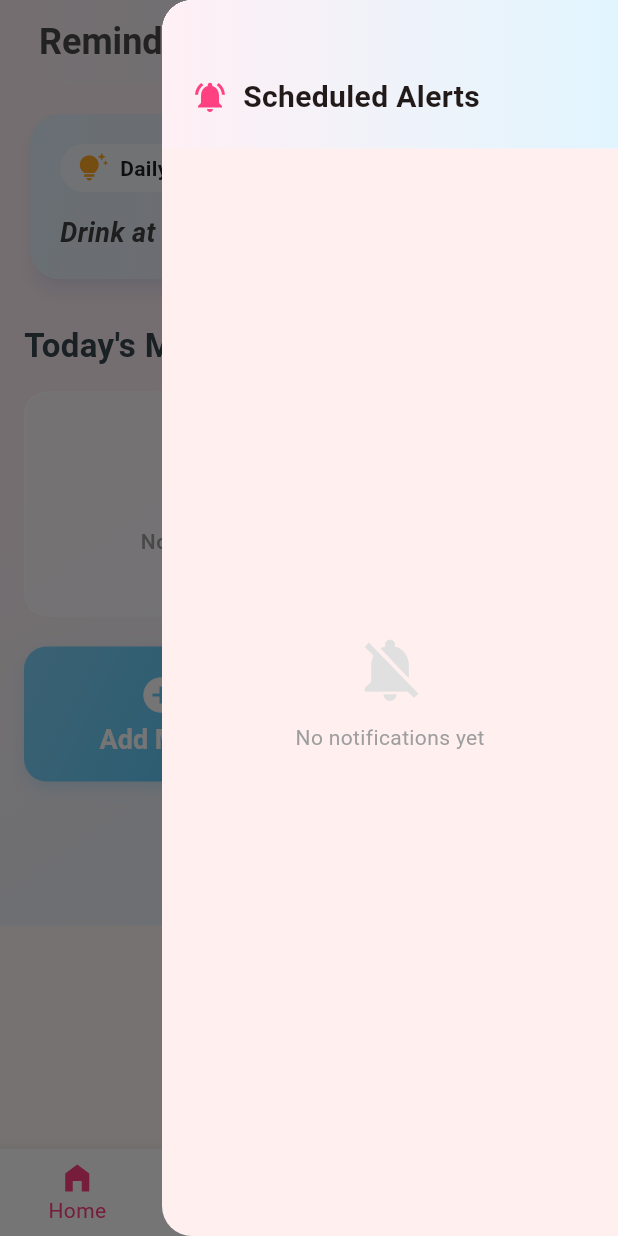
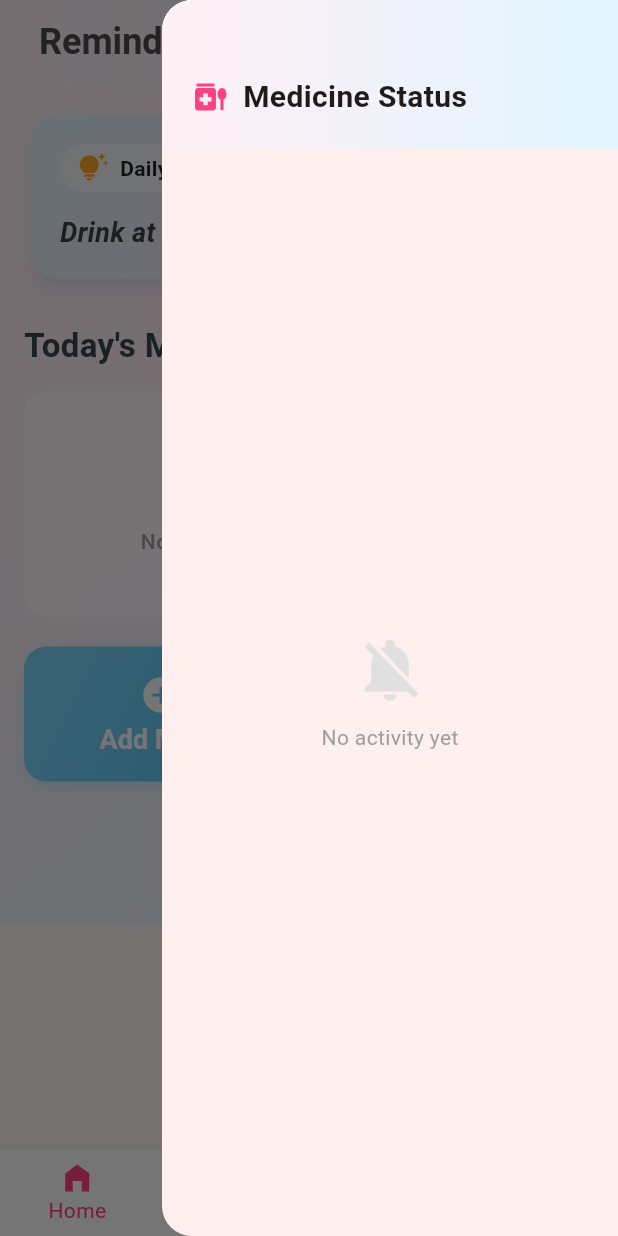
Before and after one commit to Neerume/RemindMe-Medicine-Reminder-, a Flutter app: the DashboardScreen screen opened by its route, after a tap on the "notifications active" icon, on a phone screen of 412 x 824 dp. Run offline on Flutter 3.47's test engine with Material 3 defaults, Android fonts, the phone set to English and light mode, and no system bars; our stand-ins replace app_links, audioplayers, firebase_auth, firebase_core, flutter_local_notifications, flutter_timezone and 6 more; missing offline and left inert: gal; accounts and stored records are empty; network calls fail.

Commit message:
Fixed dashboard notifications and activity log privacy

```diff
--- a/lib/View/dashboard_screen.dart
+++ b/lib/View/dashboard_screen.dart
@@ -1,6 +1,8 @@
-import 'dart:async'; // Required for Timer
+import 'dart:async';
 import 'dart:io';
 import 'package:flutter/material.dart';
+
+// --- Imports ---
 import '../routes.dart';
 import 'view_all_medicine.dart';
 import 'caregiver_screen.dart';
@@ -9,29 +11,15 @@ import '../services/medicine_history_service.dart';
 import '../Controller/medicineController.dart';
 import '../Model/medicine.dart';
 import '../services/notification_service.dart';
-
-// --- 1. Notification Model ---
-class NotificationEntry {
-  final String id;
-  final String title;
-  final String message;
-  final String time;
-
-  NotificationEntry({
-    required this.id,
-    required this.title,
-    required this.message,
-    required this.time,
-  });
-}
+// IMPORANT: This imports the shared model we just created
+import '../services/activity_log_service.dart';
 
 class DashboardScreen extends StatefulWidget {
-  // FIX: Added initialIndex parameter to support redirection from Invite Screen
   final int initialIndex;
 
   const DashboardScreen({
     super.key,
-    this.initialIndex = 0, // Default to 0 (Home)
+    this.initialIndex = 0,
   });
 
   @override
@@ -39,30 +27,26 @@ class DashboardScreen extends StatefulWidget {
 }
 
 class _DashboardScreenState extends State<DashboardScreen> {
-  // Key to control the drawer
   final GlobalKey<ScaffoldState> _scaffoldKey = GlobalKey<ScaffoldState>();
 
   int _selectedIndex = 0;
   Key _homeKey = UniqueKey();
   late final List<Widget> _widgetOptions;
 
-  // List to hold notifications for the UI Drawer
+  // This list now uses the Shared Model from the Service
   List<NotificationEntry> _notifications = [];
 
   @override
   void initState() {
     super.initState();
-
-    // FIX: Set the starting tab based on what was passed (e.g., from Invite Screen)
     _selectedIndex = widget.initialIndex;
-
     _initializeNotifications();
 
-    // Initialize screens
     _widgetOptions = <Widget>[
       _HomeContent(
         key: _homeKey,
-        onMedicinesLoaded: _updateNotificationsFromMedicines,
+        onMedicineAction: _handleMedicineAction,
+        onMedicinesLoaded: _updateData,
       ),
       const ViewAllMedicinesScreen(),
       const CaregiverScreen(),
@@ -74,23 +58,75 @@ class _DashboardScreenState extends State<DashboardScreen> {
     await NotificationService.requestPermissions();
   }
 
-  Future<void> _updateNotificationsFromMedicines(
-      List<Medicine> medicines) async {
+  // --- DATA LOADING LOGIC ---
+
+  Future<void> _updateData(List<Medicine> medicines) async {
+    // 1. Re-schedule alarms
     await NotificationService.cancelAll();
     for (var med in medicines) {
       await NotificationService.scheduleMedicineReminder(med);
     }
 
+    List<NotificationEntry> tempList = [];
+
+    // 2. LOAD HISTORY (Taken/Skipped/Snoozed) from the Service
+    try {
+      final historyLogs = await ActivityLogService.getLogs();
+      tempList.addAll(historyLogs);
+    } catch (e) {
+      debugPrint("Error loading history: $e");
+    }
+
+    // 3. ADD SCHEDULED ALARMS
+    // Create temporary entries for upcoming scheduled medicines
+    for (var med in medicines) {
+      tempList.add(NotificationEntry(
+        id: "sched_${med.id}",
+        title: "Scheduled",
+        message: "Reminder for ${med.name}",
+        time: med.time,
+        type: NotificationType.scheduled,
+      ));
+    }
+
     if (mounted) {
       setState(() {
-        _notifications = medicines.map((med) {
-          return NotificationEntry(
-            id: med.id.toString(),
-            title: "Alarm Set",
-            message: "Pop-up scheduled for ${med.name}",
-            time: med.time,
-          );
-        }).toList();
+        _notifications = tempList;
+      });
+    }
+  }
+
+  // --- IMMEDIATE UI UPDATE (When clicking buttons on Home) ---
+  void _handleMedicineAction(
+      String actionType, String medicineName, String time) async {
+    NotificationType type = NotificationType.taken;
+    String title = "Medicine Taken";
+    String message = "You took $medicineName";
+
+    if (actionType.toLowerCase() == "skipped") {
+      type = NotificationType.skipped;
+      title = "Medicine Skipped";
+      message = "You skipped $medicineName";
+    } else if (actionType.toLowerCase() == "snoozed") {
+      type = NotificationType.snoozed;
+      title = "Alarm Snoozed";
+      message = "Snoozed $medicineName";
+    }
+
+    final newEntry = NotificationEntry(
+      id: DateTime.now().millisecondsSinceEpoch.toString(),
+      title: title,
+      message: message,
+      time: time,
+      type: type,
+    );
+
+    // Save to Service so it persists
+    await ActivityLogService.addLog(newEntry);
+
+    if (mounted) {
+      setState(() {
+        _notifications.insert(0, newEntry);
       });
     }
   }
@@ -99,23 +135,17 @@ class _DashboardScreenState extends State<DashboardScreen> {
     setState(() {
       _notifications.removeAt(index);
     });
-    ScaffoldMessenger.of(context).showSnackBar(
-      const SnackBar(
-        content: Text("Notification removed from list"),
-        duration: Duration(seconds: 1),
-      ),
-    );
   }
 
   void _onItemTapped(int index) {
     setState(() {
       _selectedIndex = index;
-      // If tapping Home (index 0), refresh the home key to reload data
       if (index == 0) {
         _homeKey = UniqueKey();
         _widgetOptions[0] = _HomeContent(
           key: _homeKey,
-          onMedicinesLoaded: _updateNotificationsFromMedicines,
+          onMedicineAction: _handleMedicineAction,
+          onMedicinesLoaded: _updateData,
         );
       }
     });
@@ -127,7 +157,7 @@ class _DashboardScreenState extends State<DashboardScreen> {
 
     return Scaffold(
       key: _scaffoldKey,
-      extendBodyBehindAppBar: false,
+      // --- DRAWER UI (Matches Screenshot) ---
       endDrawer: Drawer(
         shape: const RoundedRectangleBorder(
           borderRadius: BorderRadius.only(
@@ -145,10 +175,10 @@ class _DashboardScreenState extends State<DashboardScreen> {
               ),
               child: const Row(
                 children: [
-                  Icon(Icons.notifications_active, color: Colors.pinkAccent),
+                  Icon(Icons.medication_liquid, color: Colors.pinkAccent),
                   SizedBox(width: 10),
                   Text(
-                    "Scheduled Alerts",
+                    "Medicine Status",
                     style: TextStyle(fontSize: 20, fontWeight: FontWeight.bold),
                   ),
                 ],
@@ -163,7 +193,7 @@ class _DashboardScreenState extends State<DashboardScreen> {
                           Icon(Icons.notifications_off,
                               size: 50, color: Colors.grey[300]),
                           const SizedBox(height: 10),
-                          Text("No notifications yet",
+                          Text("No activity yet",
                               style: TextStyle(color: Colors.grey[500])),
                         ],
                       ),
@@ -172,53 +202,87 @@ class _DashboardScreenState extends State<DashboardScreen> {
                       padding: EdgeInsets.zero,
                       itemCount: _notifications.length,
                       separatorBuilder: (context, index) =>
-                          const Divider(height: 1),
+                          const Divider(height: 1, color: Colors.black12),
                       itemBuilder: (context, index) {
                         final note = _notifications[index];
+
+                        // --- ICON & COLOR LOGIC (Exact match for screenshot) ---
+                        IconData icon;
+                        Color iconColor;
+                        Color circleColor;
+
+                        switch (note.type) {
+                          case NotificationType.taken:
+                            icon = Icons.check;
+                            iconColor = Colors.white;
+                            circleColor = Colors.green; // Green Circle
+                            break;
+                          case NotificationType.skipped:
+                            icon = Icons.close;
+                            iconColor = Colors.white;
+                            circleColor = Colors.redAccent; // Red Circle
+                            break;
+                          case NotificationType.snoozed:
+                            icon = Icons.snooze;
+                            iconColor = Colors.orange;
+                            circleColor = Colors.white;
+                            break;
+                          case NotificationType.scheduled:
+                          default:
+                            icon = Icons.alarm;
+                            iconColor = Colors.blue;
+                            circleColor = Colors.blue.withOpacity(0.1);
+                            break;
+                        }
+
+                        // Build the leading widget
+                        Widget leadingIcon;
+                        if (note.type == NotificationType.snoozed) {
+                          // Special style for Snoozed (Orange icon, white bg)
+                          leadingIcon = Container(
+                            width: 45,
+                            height: 45,
+                            decoration: BoxDecoration(
+                                shape: BoxShape.circle,
+                                color: Colors.white,
+                                border: Border.all(
+                                    color: Colors.orange.withOpacity(0.3),
+                                    width: 2)),
+                            child: Icon(icon, color: iconColor, size: 24),
+                          );
+                        } else {
+                          // Standard style (Filled circle)
+                          leadingIcon = CircleAvatar(
+                            backgroundColor: circleColor,
+                            radius: 22,
+                            child: Icon(icon, color: iconColor, size: 24),
+                          );
+                        }
+
                         return ListTile(
                           contentPadding: const EdgeInsets.symmetric(
-                              horizontal: 16, vertical: 8),
-                          leading: CircleAvatar(
-                            backgroundColor: Colors.blue[50],
-                            child: const Icon(Icons.alarm_on,
-                                color: Colors.blueAccent, size: 20),
-                          ),
+                              horizontal: 16, vertical: 12),
+                          leading: leadingIcon,
                           title: Text(note.title,
-                              style:
-                                  const TextStyle(fontWeight: FontWeight.bold)),
+                              style: const TextStyle(
+                                  fontWeight: FontWeight.bold, fontSize: 16)),
                           subtitle: Column(
                             crossAxisAlignment: CrossAxisAlignment.start,
                             children: [
-                              Text(note.message),
+                              const SizedBox(height: 4),
+                              Text(note.message,
+                                  style:
+                                      const TextStyle(color: Colors.black87)),
+                              const SizedBox(height: 4),
                               Text(note.time,
                                   style: TextStyle(
                                       fontSize: 12, color: Colors.grey[500])),
                             ],
                           ),
-                          trailing: PopupMenuButton<String>(
-                            icon:
-                                const Icon(Icons.more_vert, color: Colors.grey),
-                            onSelected: (value) {
-                              if (value == 'delete') {
-                                _deleteNotification(index);
-                              }
-                            },
-                            itemBuilder: (BuildContext context) {
-                              return [
-                                const PopupMenuItem<String>(
-                                  value: 'delete',
-                                  child: Row(
-                                    children: [
-                                      Icon(Icons.delete_outline,
-                                          color: Colors.red, size: 20),
-                                      SizedBox(width: 10),
-                                      Text('Delete',
-                                          style: TextStyle(color: Colors.red)),
-                                    ],
-                                  ),
-                                ),
-                              ];
-                            },
+                          trailing: IconButton(
+                            icon: const Icon(Icons.close,
+                                size: 20, color: Colors.grey),
+                            onPressed: () => _deleteNotification(index),
                           ),
                         );
                       },
@@ -319,8 +383,12 @@ class _DashboardScreenState extends State<DashboardScreen> {
 
 class _HomeContent extends StatefulWidget {
   final Function(List<Medicine>)? onMedicinesLoaded;
+  // Callback to update drawer from Home
+  final Function(String action, String medicineName, String time)?
+      onMedicineAction;
 
-  const _HomeContent({super.key, this.onMedicinesLoaded});
+  const _HomeContent(
+      {super.key, this.onMedicinesLoaded, this.onMedicineAction});
 
   @override
   State<_HomeContent> createState() => _HomeContentState();
@@ -330,41 +398,15 @@ class _HomeContentState extends State<_HomeContent> {
   final MedicineController _medicineController = MedicineController();
   late Future<List<Medicine>> _medicinesFuture;
 
-  // Health Quote Logic
   int _currentQuoteIndex = 0;
   Timer? _quoteTimer;
 
   final List<String> _healthQuotes = [
     "Drink at least 8 glasses of water a day.",
     "A good laugh and a long sleep are the best cures.",
-    "Early to bed and early to rise makes you healthy.",
     "Take your medicines on time for better results.",
     "A 30-minute walk everyday keeps the heart strong.",
     "Eat more fruits and vegetables.",
-    "Stay hydrated to maintain energy levels.",
-    "Limit sugar intake for a healthier life.",
-    "Stretching daily improves flexibility.",
-    "Mental health is as important as physical health.",
-    "Wash your hands properly before eating.",
-    "Get regular check-ups with your doctor.",
-    "Limit salt intake to manage blood pressure.",
-    "Fiber-rich foods aid in digestion.",
-    "Sunshine is a great source of Vitamin D.",
-    "Manage stress with deep breathing exercises.",
-    "Avoid smoking and alcohol.",
-    "Maintain a healthy weight for your age.",
-    "Connect with loved ones to stay happy.",
-    "Read a book to keep the mind sharp.",
-    "Wear comfortable shoes to prevent falls.",
-    "Protect your skin from excessive sun.",
-    "Practice good posture while sitting.",
-    "Eat calcium-rich foods for strong bones.",
-    "Listen to your body signals.",
-    "A balanced diet is the key to longevity.",
-    "Keep your living space clean and airy.",
-    "Brush your teeth twice a day.",
-    "Positive thoughts create a positive life.",
-    "Your health is your greatest wealth."
   ];
 
   @override
@@ -398,16 +440,15 @@ class _HomeContentState extends State<_HomeContent> {
 
   @override
   Widget build(BuildContext context) {
-    // Get screen height to calculate the "max height" for the list
     final screenHeight = MediaQuery.of(context).size.height;
 
     return SingleChildScrollView(
-      physics: const ClampingScrollPhysics(), // Keeps page stable
+      physics: const ClampingScrollPhysics(),
       padding: const EdgeInsets.all(16.0),
       child: Column(
         crossAxisAlignment: CrossAxisAlignment.start,
         children: [
-          // --- 1. HEALTH QUOTE (Fixed at Top) ---
+          // --- HEALTH QUOTE ---
           TweenAnimationBuilder(
             duration: const Duration(seconds: 1),
             tween: Tween<double>(begin: 0.8, end: 1),
@@ -416,7 +457,7 @@ class _HomeContentState extends State<_HomeContent> {
                 Transform.scale(scale: value, child: child),
             child: Card(
               elevation: 5,
-              shadowColor: Colors.blueAccent.withValues(alpha: 0.2),
+              shadowColor: Colors.blueAccent.withOpacity(0.2),
               shape: RoundedRectangleBorder(
                   borderRadius: BorderRadius.circular(20)),
               child: Container(
@@ -437,7 +478,7 @@ class _HomeContentState extends State<_HomeContent> {
                       padding: const EdgeInsets.symmetric(
                           horizontal: 12, vertical: 6),
                       decoration: BoxDecoration(
-                        color: Colors.white.withValues(alpha: 0.6),
+                        color: Colors.white.withOpacity(0.6),
                         borderRadius: BorderRadius.circular(20),
                       ),
                       child: Row(
@@ -498,7 +539,7 @@ class _HomeContentState extends State<_HomeContent> {
           ),
           const SizedBox(height: 15),
 
-          // --- 2. MEDICINE LIST (Constrained Height Area) ---
+          // --- MEDICINE LIST ---
           FutureBuilder<List<Medicine>>(
             future: _medicinesFuture,
             builder: (context, snapshot) {
@@ -515,15 +556,14 @@ class _HomeContentState extends State<_HomeContent> {
                   height: 150,
                   padding: const EdgeInsets.all(20),
                   decoration: BoxDecoration(
-                      color: Colors.white.withValues(alpha: 0.6),
+                      color: Colors.white.withOpacity(0.6),
                       borderRadius: BorderRadius.circular(15),
-                      border: Border.all(
-                          color: Colors.white.withValues(alpha: 0.5))),
+                      border: Border.all(color: Colors.white.withOpacity(0.5))),
                   child: Column(
                     mainAxisAlignment: MainAxisAlignment.center,
                     children: [
                       Icon(Icons.check_circle_outline,
-                          size: 40, color: Colors.green.withValues(alpha: 0.5)),
+                          size: 40, color: Colors.green.withOpacity(0.5)),
                       const SizedBox(height: 10),
                       const Text("No medicines scheduled for today.",
                           style: TextStyle(
@@ -537,8 +577,8 @@ class _HomeContentState extends State<_HomeContent> {
 
               return ConstrainedBox(
                 constraints: BoxConstraints(
-                  minHeight: 100, // Always show at least this much
-                  maxHeight: screenHeight * 0.45, // Cap height at 45% of screen
+                  minHeight: 100,
+                  maxHeight: screenHeight * 0.45,
                 ),
                 child: Container(
                   decoration: BoxDecoration(
@@ -566,7 +606,7 @@ class _HomeContentState extends State<_HomeContent> {
 
           const SizedBox(height: 20),
 
-          // --- 3. ACTION BUTTONS ---
+          // --- ACTION BUTTONS ---
           Row(
             mainAxisAlignment: MainAxisAlignment.spaceEvenly,
             children: [
@@ -603,7 +643,7 @@ class _HomeContentState extends State<_HomeContent> {
           Transform.translate(offset: offset, child: child),
       child: Card(
         elevation: 3,
-        shadowColor: Colors.grey.withValues(alpha: 0.2),
+        shadowColor: Colors.grey.withOpacity(0.2),
         margin: const EdgeInsets.only(bottom: 12),
         shape: RoundedRectangleBorder(borderRadius: BorderRadius.circular(15)),
         child: InkWell(
@@ -647,12 +687,31 @@ class _HomeContentState extends State<_HomeContent> {
                 ),
                 InkWell(
                   onTap: () async {
+                    // 1. Add to Database History
                     await MedicineHistoryService.addMedicineRecord(
                         MedicineRecord(
                             medicineName: medicine.name,
                             time: medicine.time,
                             dosage: medicine.dose,
                             dateTaken: DateTime.now()));
+
+                    // 2. Add to Activity Log (Critical for the drawer)
+                    final timeStr =
+                        "${DateTime.now().hour}:${DateTime.now().minute.toString().padLeft(2, '0')}";
+                    final entry = NotificationEntry(
+                        id: DateTime.now().millisecondsSinceEpoch.toString(),
+                        title: "Medicine Taken",
+                        message: "You took ${medicine.name}",
+                        time: timeStr,
+                        type: NotificationType.taken);
+
+                    await ActivityLogService.addLog(entry);
+
+                    // 3. Update Drawer Immediately
+                    if (widget.onMedicineAction != null) {
+                      widget.onMedicineAction!("Taken", medicine.name, timeStr);
+                    }
+
                     ScaffoldMessenger.of(context).showSnackBar(
                         SnackBar(content: Text('${medicine.name} taken!')));
                   },
@@ -707,7 +766,7 @@ class _HomeContentState extends State<_HomeContent> {
                             borderRadius: BorderRadius.circular(20),
                             boxShadow: [
                               BoxShadow(
-                                  color: Colors.black.withValues(alpha: 0.05),
+                                  color: Colors.black.withOpacity(0.05),
                                   blurRadius: 10)
                             ],
                           ),
@@ -770,7 +829,7 @@ class _HomeContentState extends State<_HomeContent> {
       child: Container(
         padding: const EdgeInsets.symmetric(horizontal: 16, vertical: 12),
         decoration: BoxDecoration(
-            color: Colors.white.withValues(alpha: 0.7),
+            color: Colors.white.withOpacity(0.7),
             borderRadius: BorderRadius.circular(12)),
         child: Row(
           children: [
@@ -794,7 +853,7 @@ class _HomeContentState extends State<_HomeContent> {
         borderRadius: BorderRadius.circular(15),
         boxShadow: [
           BoxShadow(
-              color: colors[0].withValues(alpha: 0.3),
+              color: colors[0].withOpacity(0.3),
               blurRadius: 8,
               offset: const Offset(0, 4))
         ],
--- a/lib/services/activity_log_service.dart
+++ b/lib/services/activity_log_service.dart
@@ -1,15 +1,17 @@
-import 'package:flutter/material.dart';
+import 'dart:convert';
+import 'package:shared_preferences/shared_preferences.dart';
+import 'package:firebase_auth/firebase_auth.dart'; // ✅ Required for privacy
 
-// 1. Define the Enum for Type
-enum NotificationType { snoozed, taken, skipped }
+// 1. Shared Enum
+enum NotificationType { taken, skipped, snoozed, scheduled }
 
-// 2. Define the Entry Model
+// 2. Shared Model
 class NotificationEntry {
   final String id;
   final String title;
   final String message;
   final String time;
-  final NotificationType type; // This fixes the "type not defined" error
+  final NotificationType type;
 
   NotificationEntry({
     required this.id,
@@ -18,16 +20,68 @@ class NotificationEntry {
     required this.time,
     required this.type,
   });
+
+  Map<String, dynamic> toJson() => {
+        'id': id,
+        'title': title,
+        'message': message,
+        'time': time,
+        'type': type.index,
+      };
+
+  factory NotificationEntry.fromJson(Map<String, dynamic> json) {
+    return NotificationEntry(
+      id: json['id'],
+      title: json['title'],
+      message: json['message'],
+      time: json['time'],
+      type: NotificationType.values[json['type']],
+    );
+  }
 }
 
-// 3. Define the Service to manage the list
+// 3. Service with USER PRIVACY FIX
 class ActivityLogService {
-  // Using a static list so data persists while the app is running
-  static final List<NotificationEntry> _logs = [];
+  // ✅ FIX: Generate a unique key based on the logged-in User ID
+  static String? _getUserKey() {
+    final user = FirebaseAuth.instance.currentUser;
+    if (user == null) return null; // If no user is logged in, return null
+    return 'activity_logs_${user.uid}'; // e.g. "activity_logs_abc123"
+  }
 
-  static List<NotificationEntry> get logs => List.unmodifiable(_logs);
+  // Save a log (Specific to the current user)
+  static Future<void> addLog(NotificationEntry entry) async {
+    final key = _getUserKey();
+    if (key == null) return; // Safety check
 
-  static void addLog(NotificationEntry entry) {
-    _logs.insert(0, entry); // Add to the top of the list
+    final prefs = await SharedPreferences.getInstance();
+    List<String> logs = prefs.getStringList(key) ?? [];
+
+    // Add new log to the start
+    logs.insert(0, jsonEncode(entry.toJson()));
+
+    // Limit to 50 items to save space
+    if (logs.length > 50) logs = logs.sublist(0, 50);
+
+    await prefs.setStringList(key, logs);
+  }
+
+  // Get logs (Only for the current user)
+  static Future<List<NotificationEntry>> getLogs() async {
+    final key = _getUserKey();
+    if (key == null) return []; // Return empty list if no user logged in
+
+    final prefs = await SharedPreferences.getInstance();
+    List<String> logs = prefs.getStringList(key) ?? [];
+    return logs.map((e) => NotificationEntry.fromJson(jsonDecode(e))).toList();
+  }
+
+  // Clear logs (Only for the current user)
+  static Future<void> clearLogs() async {
+    final key = _getUserKey();
+    if (key == null) return;
+
+    final prefs = await SharedPreferences.getInstance();
+    await prefs.remove(key);
   }
 }
--- a/pubspec.yaml
+++ b/pubspec.yaml
@@ -41,6 +41,7 @@ dependencies:
   permission_handler: ^11.1.0   # For microphone & camera permission
   app_links: ^3.5.1
   gal: ^2.3.2
+  firebase_auth: ^5.7.0
 
 dev_dependencies:
   flutter_test:
```
Also changed, not shown: pubspec.lock.
